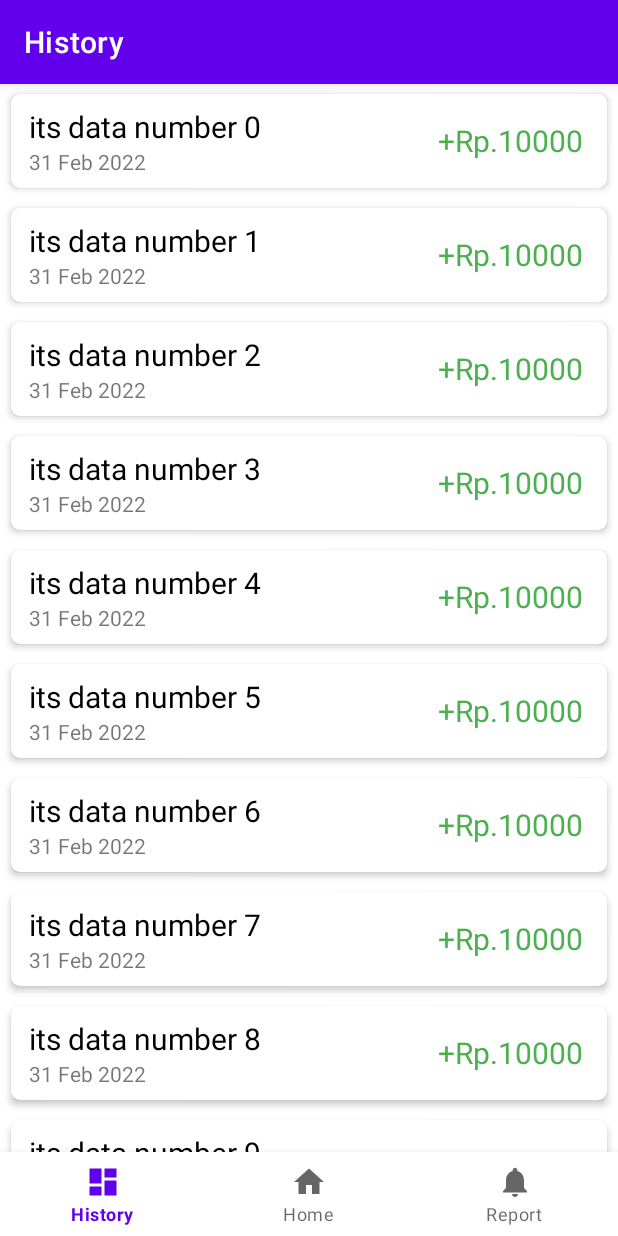
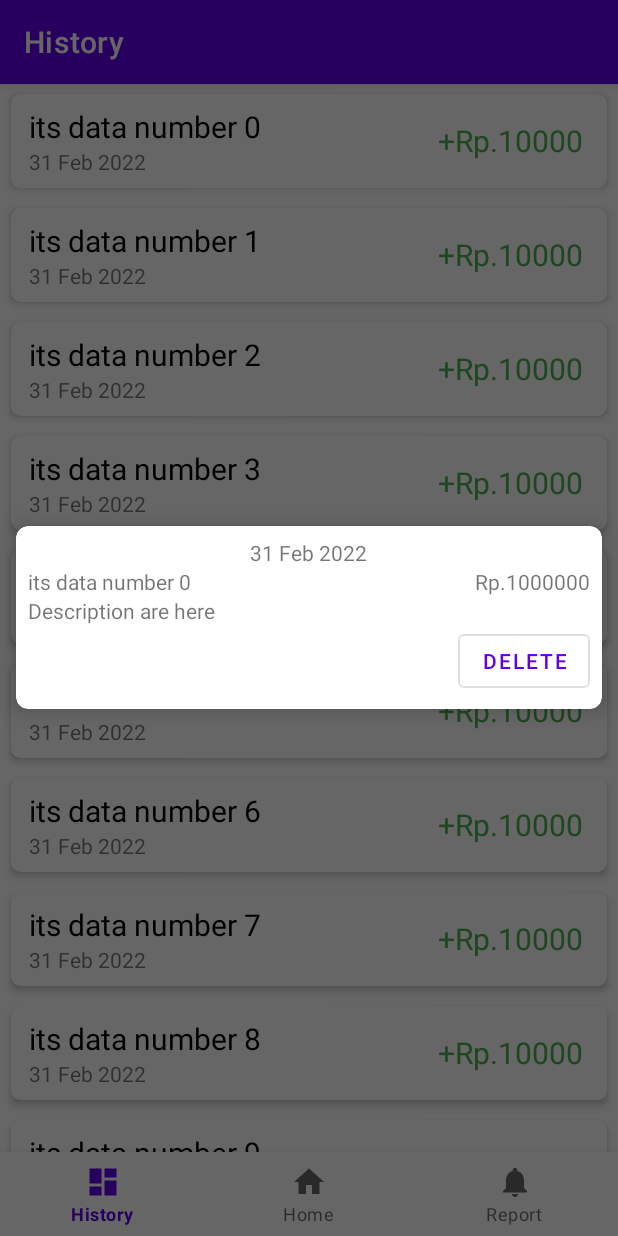
Before and after one commit to fryctze/cashbox, an Android app: the HistoryFragment screen opened through its navigation route, after a tap on an icon or button, on a phone screen of 412 x 824 dp. Run offline under Robolectric (Android 15) with nearby library versions, the phone set to English and light mode, and no system bars; our stand-ins replace navigation-ui.

Commit message:
fixed dialog and toolbar title :sparkles:

```diff
--- a/app/src/main/java/fryctze/college/cashbox/menu/MainActivity.java
+++ b/app/src/main/java/fryctze/college/cashbox/menu/MainActivity.java
@@ -19,6 +19,7 @@ public class MainActivity extends AppCompatActivity {
     protected void onCreate(Bundle savedInstanceState) {
         super.onCreate(savedInstanceState);
         setupBinding();
+        setSupportActionBar(binding.toolbar);
         setupBottomNavigation();
     }
 
@@ -39,7 +40,6 @@ public class MainActivity extends AppCompatActivity {
     }
 
     public void setupToolbar(String title) {
-        setSupportActionBar(binding.toolbar);
         getSupportActionBar().setTitle(title);
         //binding.tvToolbarTitle.setText(title);
     }
--- a/app/src/main/java/fryctze/college/cashbox/menu/history/HistoryFragment.java
+++ b/app/src/main/java/fryctze/college/cashbox/menu/history/HistoryFragment.java
@@ -1,9 +1,13 @@
 package fryctze.college.cashbox.menu.history;
 
+import android.app.Dialog;
 import android.os.Bundle;
 import android.view.LayoutInflater;
 import android.view.View;
 import android.view.ViewGroup;
+import android.view.Window;
+import android.widget.Button;
+import android.widget.TextView;
 import android.widget.Toast;
 
 import androidx.annotation.NonNull;
@@ -14,6 +18,7 @@ import androidx.recyclerview.widget.LinearLayoutManager;
 
 import java.util.ArrayList;
 
+import fryctze.college.cashbox.R;
 import fryctze.college.cashbox.menu.MainActivity;
 import fryctze.college.cashbox.databinding.FragmentHistoryBinding;
 
@@ -22,13 +27,20 @@ public class HistoryFragment extends Fragment implements HistoryTransactionsAdap
     private FragmentHistoryBinding binding;
     private HistoryTransactionsAdapter historyTransactionsAdapter;
 
+    private Dialog historyCustomDialog;
+
+    TextView detailDate, detailName, detailNominal, detailDesc;
+
+
     public View onCreateView(@NonNull LayoutInflater inflater, ViewGroup container, Bundle savedInstanceState) {
         binding = FragmentHistoryBinding.inflate(inflater, container, false);
         View root = binding.getRoot();
 
-        ((MainActivity) requireActivity()).setupToolbar("History");
+        //((MainActivity) requireActivity()).setupToolbar("History");
+        ((MainActivity) requireActivity()).setTitle("History");
         setupListHistoryTransactions();
         setupDummyData();
+        initCustomDialog();
 
         return root;
     }
@@ -58,6 +70,9 @@ public class HistoryFragment extends Fragment implements HistoryTransactionsAdap
     @Override
     public void onClickItem(ModelTransaction model) {
         Toast.makeText(getContext(), "clicked "+model.getName(), Toast.LENGTH_SHORT).show();
+        detailDate.setText(model.getDate());
+        detailName.setText(model.getName());
+        historyCustomDialog.show();
     }
 
     private void setupListHistoryTransactions() {
@@ -66,4 +81,25 @@ public class HistoryFragment extends Fragment implements HistoryTransactionsAdap
         binding.rvListHistoryTransactions.setLayoutManager(new LinearLayoutManager(getContext()));
         binding.rvListHistoryTransactions.setItemAnimator(new DefaultItemAnimator());
     }
+
+    private void initCustomDialog(){
+        historyCustomDialog = new Dialog(getContext());
+        historyCustomDialog.requestWindowFeature(Window.FEATURE_NO_TITLE);
+        historyCustomDialog.getWindow().setBackgroundDrawableResource(android.R.color.transparent);
+        historyCustomDialog.setContentView(R.layout.dialog_history);
+        historyCustomDialog.setCancelable(true);
+
+        detailDate = historyCustomDialog.findViewById(R.id.tv_trans_date);
+        detailName = historyCustomDialog.findViewById(R.id.tv_trans_name);
+        detailNominal = historyCustomDialog.findViewById(R.id.tv_trans_nominal);
+        detailDesc = historyCustomDialog.findViewById(R.id.tv_trans_desc);
+        Button btnDelete = historyCustomDialog.findViewById(R.id.btn_trans_delete);
+
+        btnDelete.setOnClickListener(new View.OnClickListener() {
+            @Override
+            public void onClick(View view) {
+            }
+        });
+    }
+
 }
--- a/app/src/main/java/fryctze/college/cashbox/menu/home/HomeFragment.java
+++ b/app/src/main/java/fryctze/college/cashbox/menu/home/HomeFragment.java
@@ -11,22 +11,28 @@ import androidx.fragment.app.Fragment;
 import androidx.lifecycle.ViewModelProvider;
 
 import fryctze.college.cashbox.databinding.FragmentHomeBinding;
+import fryctze.college.cashbox.menu.MainActivity;
 
 public class HomeFragment extends Fragment {
 
     private FragmentHomeBinding binding;
 
-    public View onCreateView(@NonNull LayoutInflater inflater,
-                             ViewGroup container, Bundle savedInstanceState) {
-        HomeViewModel homeViewModel =
-                new ViewModelProvider(this).get(HomeViewModel.class);
+    public View onCreateView(@NonNull LayoutInflater inflater, ViewGroup container, Bundle savedInstanceState) {
 
         binding = FragmentHomeBinding.inflate(inflater, container, false);
         View root = binding.getRoot();
 
+        ((MainActivity) requireActivity()).setTitle("Home");
+
         //final TextView textView = binding.textHome;
         //homeViewModel.getText().observe(getViewLifecycleOwner(), textView::setText);
         return root;
+    }
+
+    @Override
+    public void onResume() {
+        super.onResume();
+        //((MainActivity) requireActivity()).setTitle("Home");
     }
 
     @Override
--- /dev/null
+++ b/app/src/main/res/layout/dialog_history.xml
@@ -0,0 +1,58 @@
+<?xml version="1.0" encoding="utf-8"?>
+<androidx.cardview.widget.CardView xmlns:android="http://schemas.android.com/apk/res/android"
+    xmlns:app="http://schemas.android.com/apk/res-auto"
+    xmlns:tools="http://schemas.android.com/tools"
+    android:layout_width="match_parent"
+    android:layout_height="wrap_content"
+    app:contentPadding="8dp"
+    app:cardCornerRadius="8dp"
+    app:cardElevation="8dp"
+    app:cardUseCompatPadding="true">
+    <RelativeLayout
+        android:layout_width="match_parent"
+        android:layout_height="wrap_content">
+
+        <TextView
+            android:id="@+id/tv_trans_date"
+            android:layout_width="wrap_content"
+            android:layout_height="wrap_content"
+            android:text="30 Sep 2022"
+            android:layout_alignParentTop="true"
+            android:layout_centerHorizontal="true"/>
+
+        <TextView
+            android:id="@+id/tv_trans_name"
+            android:layout_width="0dp"
+            android:layout_height="wrap_content"
+            android:text="Nama trans"
+            android:layout_below="@id/tv_trans_date"
+            android:layout_toStartOf="@id/tv_trans_nominal"
+            android:layout_alignParentStart="true"/>
+
+        <TextView
+            android:id="@+id/tv_trans_nominal"
+            android:layout_width="wrap_content"
+            android:layout_height="wrap_content"
+            android:text="Rp.1000000"
+            android:layout_alignParentEnd="true"
+            android:layout_below="@id/tv_trans_date"/>
+
+        <TextView
+            android:id="@+id/tv_trans_desc"
+            android:layout_width="match_parent"
+            android:layout_height="wrap_content"
+            android:text="Description are here"
+            android:layout_below="@id/tv_trans_name"
+            android:layout_alignParentStart="true"/>
+
+        <Button
+            android:id="@+id/btn_trans_delete"
+            style="@style/Widget.MaterialComponents.Button.OutlinedButton"
+            android:layout_width="wrap_content"
+            android:layout_height="wrap_content"
+            android:text="Delete"
+            android:layout_below="@id/tv_trans_desc"
+            android:layout_alignParentEnd="true"/>
+
+    </RelativeLayout>
+</androidx.cardview.widget.CardView>
```
